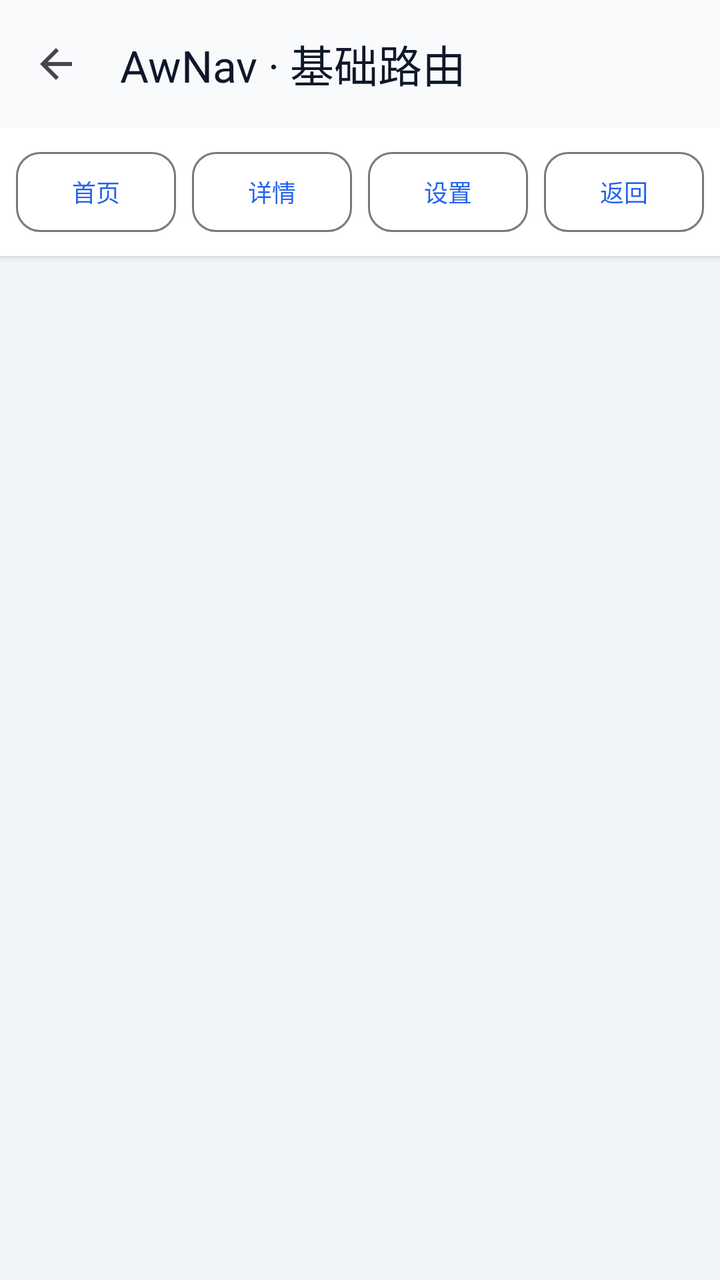
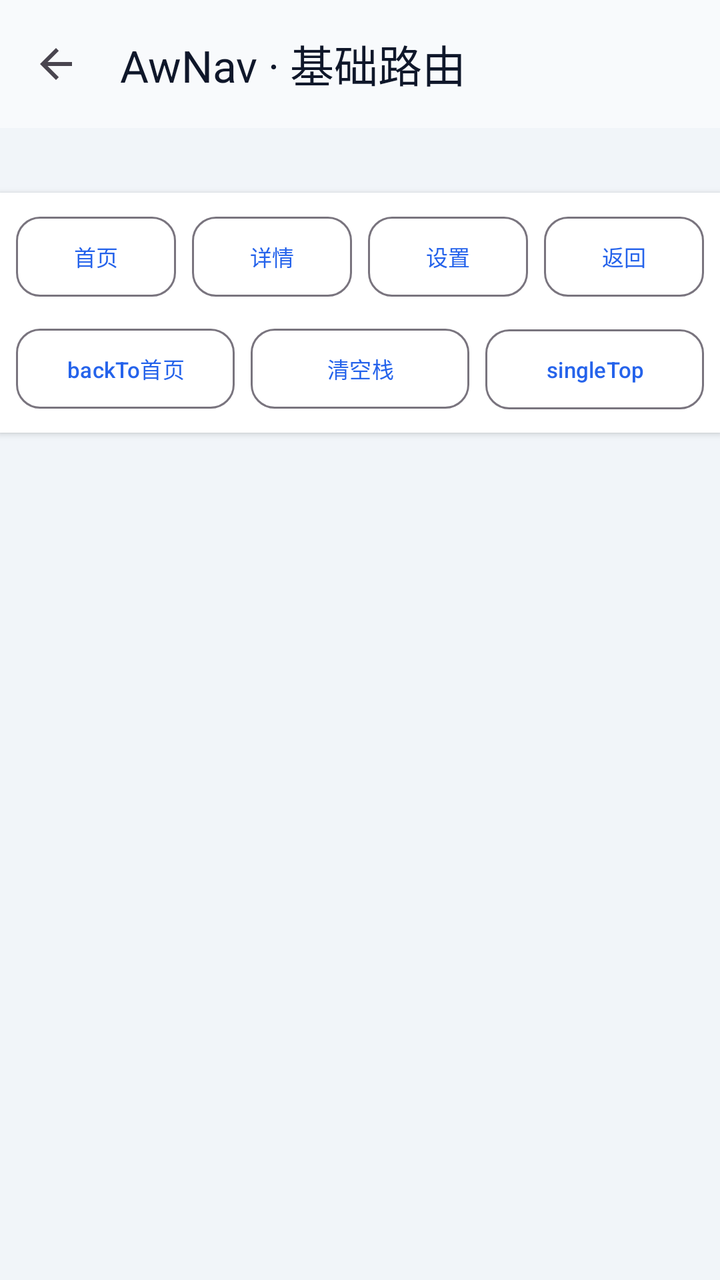

Before-and-after screenshots of an Android layout around one commit, followed by the original layout XML and the change that was made.
<!-- AndroidManifest.xml: application theme Theme.AwArchDemo -->
<!-- res/layout/activity_awn_nav_basic.xml -->
<?xml version="1.0" encoding="utf-8"?>
<androidx.coordinatorlayout.widget.CoordinatorLayout xmlns:android="http://schemas.android.com/apk/res/android"
    xmlns:app="http://schemas.android.com/apk/res-auto"
    android:layout_width="match_parent"
    android:layout_height="match_parent"
    android:background="@color/aw_demo_surface_muted">

    <com.google.android.material.appbar.AppBarLayout
        android:layout_width="match_parent"
        android:layout_height="wrap_content"
        android:background="@color/aw_demo_bg">

        <com.google.android.material.appbar.MaterialToolbar
            android:id="@+id/toolbar"
            android:layout_width="match_parent"
            android:layout_height="?attr/actionBarSize"
            app:navigationIcon="?attr/homeAsUpIndicator"
            app:title="@string/demo_awnav_basic_title"
            app:titleTextColor="@color/aw_demo_on_surface" />
    </com.google.android.material.appbar.AppBarLayout>

    <LinearLayout
        android:layout_width="match_parent"
        android:layout_height="match_parent"
        android:orientation="vertical"
        app:layout_behavior="@string/appbar_scrolling_view_behavior">

        <LinearLayout
            android:layout_width="match_parent"
            android:layout_height="wrap_content"
            android:orientation="horizontal"
            android:padding="@dimen/demo_space_sm"
            android:background="@color/aw_demo_surface"
            android:elevation="2dp">

            <com.google.android.material.button.MaterialButton
                android:id="@+id/btnHome"
                style="@style/Widget.AwArchDemo.Button.Outlined"
                android:layout_width="0dp"
                android:layout_height="wrap_content"
                android:layout_weight="1"
                android:text="@string/demo_awnav_btn_home"
                android:textSize="12sp" />

            <com.google.android.material.button.MaterialButton
                android:id="@+id/btnDetail"
                style="@style/Widget.AwArchDemo.Button.Outlined"
                android:layout_width="0dp"
                android:layout_height="wrap_content"
                android:layout_marginStart="@dimen/demo_space_sm"
                android:layout_weight="1"
                android:text="@string/demo_awnav_btn_detail"
                android:textSize="12sp" />

            <com.google.android.material.button.MaterialButton
                android:id="@+id/btnSettings"
                style="@style/Widget.AwArchDemo.Button.Outlined"
                android:layout_width="0dp"
                android:layout_height="wrap_content"
                android:layout_marginStart="@dimen/demo_space_sm"
                android:layout_weight="1"
                android:text="@string/demo_awnav_btn_settings"
                android:textSize="12sp" />

            <com.google.android.material.button.MaterialButton
                android:id="@+id/btnBack"
                style="@style/Widget.AwArchDemo.Button.Outlined"
                android:layout_width="0dp"
                android:layout_height="wrap_content"
                android:layout_marginStart="@dimen/demo_space_sm"
                android:layout_weight="1"
                android:text="@string/demo_awnav_btn_back"
                android:textSize="12sp" />

        </LinearLayout>

        <FrameLayout
            android:id="@+id/container"
            android:layout_width="match_parent"
            android:layout_height="0dp"
            android:layout_weight="1" />

    </LinearLayout>

</androidx.coordinatorlayout.widget.CoordinatorLayout>
<!-- resources referenced by this layout -->
<resources>
  <color name="aw_demo_bg">#F8FAFC</color>
  <color name="aw_demo_on_surface">#0F172A</color>
  <color name="aw_demo_surface">#FFFFFF</color>
  <color name="aw_demo_surface_muted">#F1F5F9</color>
  <dimen name="demo_space_sm">8dp</dimen>
  <string name="demo_awnav_basic_title">AwNav · 基础路由</string>
  <string name="demo_awnav_btn_back">返回</string>
  <string name="demo_awnav_btn_detail">详情</string>
  <string name="demo_awnav_btn_home">首页</string>
  <string name="demo_awnav_btn_settings">设置</string>
  <style name="Widget.AwArchDemo.Button.Outlined" parent="Widget.Material3.Button.OutlinedButton">
          <item name="android:minHeight">48dp</item>
          <item name="android:textAllCaps">false</item>
          <item name="cornerRadius">12dp</item>
      </style>
  <style name="Theme.AwArchDemo" parent="Theme.Material3.Light.NoActionBar">
          <item name="colorPrimary">@color/aw_demo_primary</item>
          <item name="colorOnPrimary">@color/aw_demo_on_primary</item>
          <item name="colorSecondary">@color/aw_demo_accent</item>
          <item name="colorOnSecondary">@color/aw_demo_on_primary</item>
          <item name="android:colorBackground">@color/aw_demo_bg</item>
          <item name="colorSurface">@color/aw_demo_surface</item>
          <item name="colorOnSurface">@color/aw_demo_on_surface</item>
          <item name="android:statusBarColor">@color/aw_demo_bg</item>
          <item name="android:navigationBarColor">@color/aw_demo_bg</item>
          <item name="android:windowLightStatusBar">true</item>
          <item name="android:windowLightNavigationBar">true</item>
          <item name="materialButtonStyle">@style/Widget.AwArchDemo.Button</item>
          <item name="textInputStyle">@style/Widget.AwArchDemo.TextInputLayout</item>
      </style>
  <color name="aw_demo_primary">#2563EB</color>
  <color name="aw_demo_on_primary">#FFFFFF</color>
  <color name="aw_demo_accent">#10B981</color>
  <style name="Widget.AwArchDemo.Button" parent="Widget.Material3.Button">
          <item name="android:minHeight">48dp</item>
          <item name="android:textAllCaps">false</item>
          <item name="cornerRadius">12dp</item>
          <item name="android:insetTop">0dp</item>
          <item name="android:insetBottom">0dp</item>
      </style>
  <style name="Widget.AwArchDemo.TextInputLayout" parent="Widget.Material3.TextInputLayout.OutlinedBox">
          <item name="boxCornerRadiusTopStart">12dp</item>
          <item name="boxCornerRadiusTopEnd">12dp</item>
          <item name="boxCornerRadiusBottomStart">12dp</item>
          <item name="boxCornerRadiusBottomEnd">12dp</item>
      </style>
</resources>

<!-- the commit's change to res/layout/activity_awn_nav_basic.xml (unified diff, before → after) -->
@@ -25,6 +25,18 @@
         android:orientation="vertical"
         app:layout_behavior="@string/appbar_scrolling_view_behavior">
 
+        
+        <TextView
+            android:id="@+id/tvNavStatus"
+            android:layout_width="match_parent"
+            android:layout_height="wrap_content"
+            android:background="@color/aw_demo_log_bg"
+            android:paddingHorizontal="@dimen/demo_space_md"
+            android:paddingVertical="@dimen/demo_space_sm"
+            android:textColor="@color/aw_demo_on_surface_muted"
+            android:textSize="12sp" />
+
+        
         <LinearLayout
             android:layout_width="match_parent"
             android:layout_height="wrap_content"
@@ -40,7 +52,7 @@
                 android:layout_height="wrap_content"
                 android:layout_weight="1"
                 android:text="@string/demo_awnav_btn_home"
-                android:textSize="12sp" />
+                android:textSize="11sp" />
 
             <com.google.android.material.button.MaterialButton
                 android:id="@+id/btnDetail"
@@ -50,7 +62,7 @@
                 android:layout_marginStart="@dimen/demo_space_sm"
                 android:layout_weight="1"
                 android:text="@string/demo_awnav_btn_detail"
-                android:textSize="12sp" />
+                android:textSize="11sp" />
 
             <com.google.android.material.button.MaterialButton
                 android:id="@+id/btnSettings"
@@ -60,7 +72,7 @@
                 android:layout_marginStart="@dimen/demo_space_sm"
                 android:layout_weight="1"
                 android:text="@string/demo_awnav_btn_settings"
-                android:textSize="12sp" />
+                android:textSize="11sp" />
 
             <com.google.android.material.button.MaterialButton
                 android:id="@+id/btnBack"
@@ -70,7 +82,49 @@
                 android:layout_marginStart="@dimen/demo_space_sm"
                 android:layout_weight="1"
                 android:text="@string/demo_awnav_btn_back"
-                android:textSize="12sp" />
+                android:textSize="11sp" />
+
+        </LinearLayout>
+
+        
+        <LinearLayout
+            android:layout_width="match_parent"
+            android:layout_height="wrap_content"
+            android:orientation="horizontal"
+            android:paddingStart="@dimen/demo_space_sm"
+            android:paddingEnd="@dimen/demo_space_sm"
+            android:paddingBottom="@dimen/demo_space_sm"
+            android:background="@color/aw_demo_surface"
+            android:elevation="2dp">
+
+            <com.google.android.material.button.MaterialButton
+                android:id="@+id/btnBackTo"
+                style="@style/Widget.AwArchDemo.Button.Outlined"
+                android:layout_width="0dp"
+                android:layout_height="wrap_content"
+                android:layout_weight="1"
+                android:text="@string/demo_awnav_btn_back_to"
+                android:textSize="11sp" />
+
+            <com.google.android.material.button.MaterialButton
+                android:id="@+id/btnClearStack"
+                style="@style/Widget.AwArchDemo.Button.Outlined"
+                android:layout_width="0dp"
+                android:layout_height="wrap_content"
+                android:layout_marginStart="@dimen/demo_space_sm"
+                android:layout_weight="1"
+                android:text="@string/demo_awnav_btn_clear_stack"
+                android:textSize="11sp" />
+
+            <com.google.android.material.button.MaterialButton
+                android:id="@+id/btnSingleTop"
+                style="@style/Widget.AwArchDemo.Button.Outlined"
+                android:layout_width="0dp"
+                android:layout_height="wrap_content"
+                android:layout_marginStart="@dimen/demo_space_sm"
+                android:layout_weight="1"
+                android:text="@string/demo_awnav_btn_single_top"
+                android:textSize="11sp" />
 
         </LinearLayout>
 
<!-- resource entries referenced after the edit -->
@@ -1,15 +1,21 @@
 <!-- resources referenced by this layout -->
 <resources>
   <color name="aw_demo_bg">#F8FAFC</color>
+  <color name="aw_demo_log_bg">#F1F5F9</color>
   <color name="aw_demo_on_surface">#0F172A</color>
+  <color name="aw_demo_on_surface_muted">#475569</color>
   <color name="aw_demo_surface">#FFFFFF</color>
   <color name="aw_demo_surface_muted">#F1F5F9</color>
+  <dimen name="demo_space_md">16dp</dimen>
   <dimen name="demo_space_sm">8dp</dimen>
   <string name="demo_awnav_basic_title">AwNav · 基础路由</string>
   <string name="demo_awnav_btn_back">返回</string>
+  <string name="demo_awnav_btn_back_to">backTo首页</string>
+  <string name="demo_awnav_btn_clear_stack">清空栈</string>
   <string name="demo_awnav_btn_detail">详情</string>
   <string name="demo_awnav_btn_home">首页</string>
   <string name="demo_awnav_btn_settings">设置</string>
+  <string name="demo_awnav_btn_single_top">singleTop</string>
   <style name="Widget.AwArchDemo.Button.Outlined" parent="Widget.Material3.Button.OutlinedButton">
           <item name="android:minHeight">48dp</item>
           <item name="android:textAllCaps">false</item>
